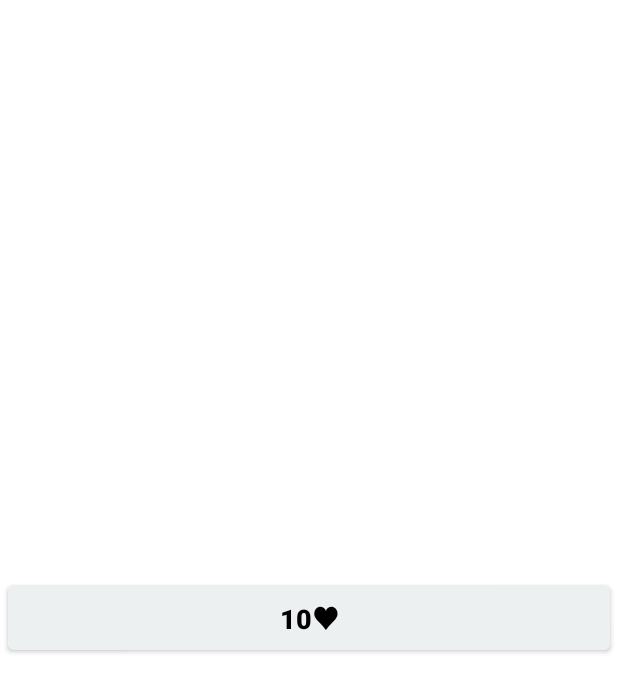
After one commit to mmoschenskikh/durak-helper, an Android app: the layout grid_item_card.xml on its own in the app's theme, with its tools: preview values and no code run, on a phone screen of 412 x 824 dp. The commit adds this screen. Shown: the top 692 px of the screen. Run offline under Robolectric (Android 15) with nearby library versions, the phone set to English and light mode, and no system bars.

Commit message:
Layout files done

```diff
--- /dev/null
+++ b/app/src/main/res/layout/grid_item_card.xml
@@ -0,0 +1,28 @@
+<?xml version="1.0" encoding="utf-8"?>
+
+<LinearLayout xmlns:android="http://schemas.android.com/apk/res/android"
+    android:layout_width="match_parent"
+    android:layout_height="wrap_content"
+    android:layout_gravity="center"
+    android:orientation="horizontal">
+
+    <Button
+        android:id="@+id/card_button"
+        android:layout_width="match_parent"
+        android:layout_height="wrap_content"
+        android:layout_marginStart="5dp"
+        android:layout_marginEnd="5dp"
+        android:backgroundTint="#ecf0f1"
+        android:fontFamily="sans-serif-black"
+        android:paddingLeft="8dp"
+        android:paddingTop="8dp"
+        android:paddingRight="8dp"
+        android:paddingBottom="8dp"
+        android:text="10♥"
+        android:textAlignment="center"
+        android:textAppearance="@style/TextAppearance.AppCompat.Medium"
+        android:textColor="#000000"
+        android:textSize="18sp"
+        android:textStyle="bold" />
+
+</LinearLayout>
```
Also changed, not shown: app/src/main/res/layout/activity_main.xml (+3 -15 lines), app/src/main/res/layout/fragment_deck.xml (added, +70 -0 lines).
